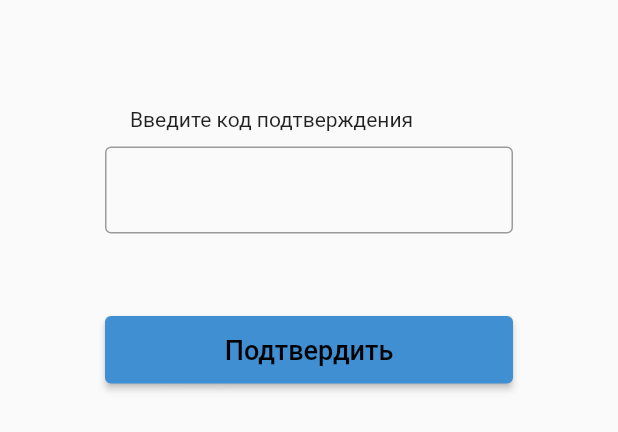
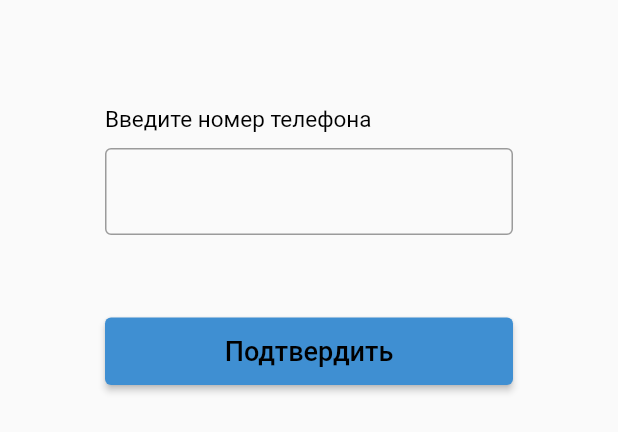
Before and after one commit to plow-development/plow, a Flutter app: the MyWidget widget shown alone on an empty page, opened directly, on a phone screen of 412 x 824 dp. Shown: the part 560-992 px from the top of the screen. Run offline on Flutter 3.47's test engine with Material 2 defaults, Android fonts, the phone set to English and light mode, and no system bars; our stand-ins replace salomon_bottom_bar; missing offline and left inert: yandex_mapkit.

```diff
--- a/lib/screens/KodScreen.dart
+++ b/lib/screens/KodScreen.dart
@@ -26,9 +26,14 @@ class MyWidget extends StatelessWidget {
           alignment: Alignment.center,
           height: 250,
         ),
-        Padding(
-          padding: EdgeInsets.only(right: 50),
-          child: Text('Введите код подтверждения'),
+        Container(
+          width: double.infinity,
+          padding: EdgeInsets.symmetric(horizontal: 70),
+          child: Text(
+            'Введите номер телефона',
+            textAlign: TextAlign.left,
+            style: TextStyle(fontSize: 15, color: Colors.black),
+          ),
         ),
         Container(
           alignment: Alignment.center,
```
